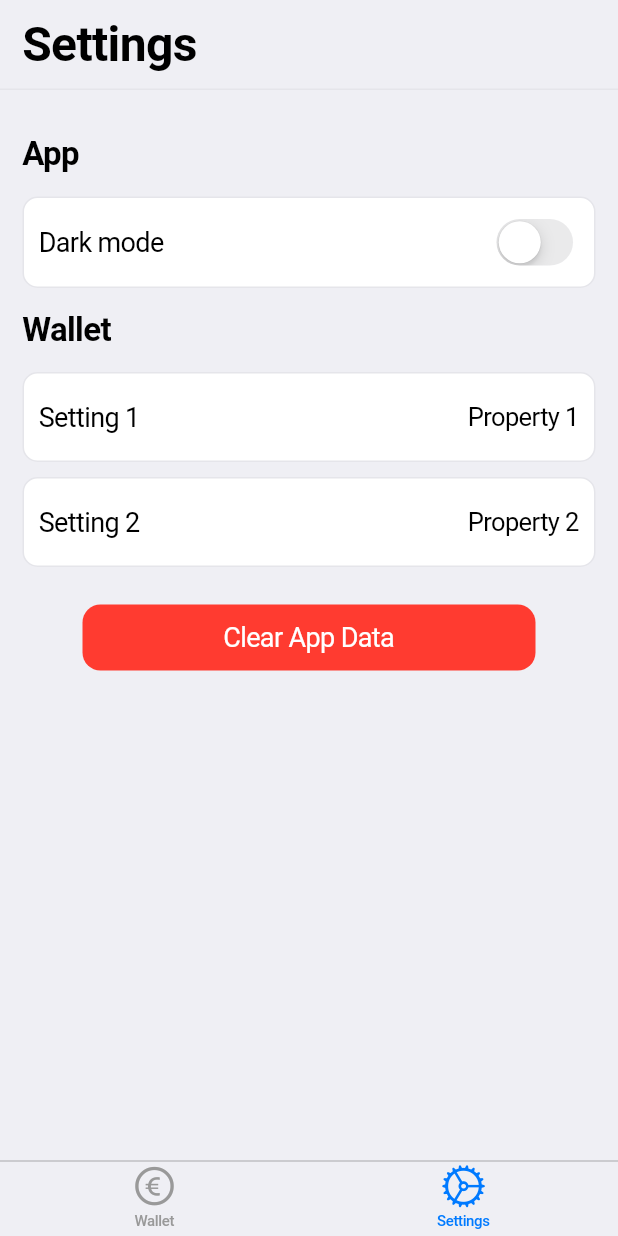
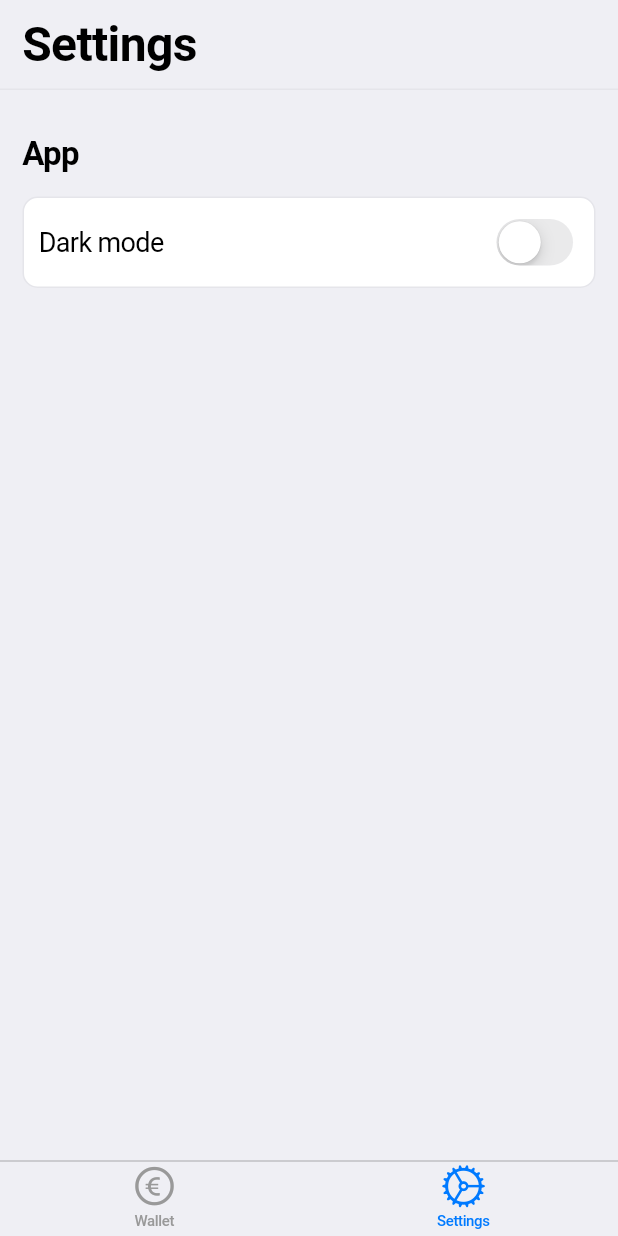
Before and after one commit to citizenwallet/app, a Flutter app: the SettingsScreen screen opened by its route, on a phone screen of 412 x 824 dp. Run offline on Flutter 3.47's test engine with Material 2 defaults, Android fonts, the phone set to English and light mode, and no system bars; our stand-ins replace flutter_dotenv, flutter_secure_storage, flutter_svg, go_router, lottie, pretty_qr_code and 3 more; missing offline and left inert: mobile_scanner, rate_limiter, web3dart; accounts and stored records are empty; project files that could hold a hidden picture were left out.

Commit message:
[removed] useless options in settings page

```diff
--- a/lib/screens/settings/screen.dart
+++ b/lib/screens/settings/screen.dart
@@ -72,32 +72,32 @@ class SettingsScreenState extends State<SettingsScreen> {
                     onChanged: onChanged,
                   ),
                 ),
-                const Padding(
-                  padding: EdgeInsets.fromLTRB(0, 10, 0, 10),
-                  child: Text(
-                    'Wallet',
-                    style: TextStyle(
-                      fontSize: 22,
-                      fontWeight: FontWeight.bold,
-                    ),
-                  ),
-                ),
-                const SettingsRow(
-                  label: 'Setting 1',
-                  trailing: Text('Property 1'),
-                ),
-                const SettingsRow(
-                  label: 'Setting 2',
-                  trailing: Text('Property 2'),
-                ),
-                Padding(
-                  padding: const EdgeInsets.fromLTRB(40, 20, 40, 20),
-                  child: Button(
-                    text: 'Clear App Data',
-                    color: CupertinoColors.systemRed,
-                    onPressed: handleAppReset,
-                  ),
-                ),
+                // const Padding(
+                //   padding: EdgeInsets.fromLTRB(0, 10, 0, 10),
+                //   child: Text(
+                //     'Wallet',
+                //     style: TextStyle(
+                //       fontSize: 22,
+                //       fontWeight: FontWeight.bold,
+                //     ),
+                //   ),
+                // ),
+                // const SettingsRow(
+                //   label: 'Setting 1',
+                //   trailing: Text('Property 1'),
+                // ),
+                // const SettingsRow(
+                //   label: 'Setting 2',
+                //   trailing: Text('Property 2'),
+                // ),
+                // Padding(
+                //   padding: const EdgeInsets.fromLTRB(40, 20, 40, 20),
+                //   child: Button(
+                //     text: 'Clear App Data',
+                //     color: CupertinoColors.systemRed,
+                //     onPressed: handleAppReset,
+                //   ),
+                // ),
               ],
             ),
           ),
```
